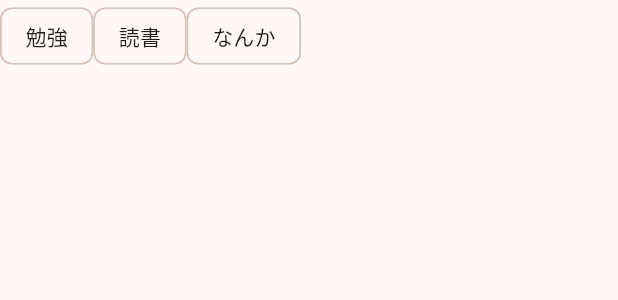
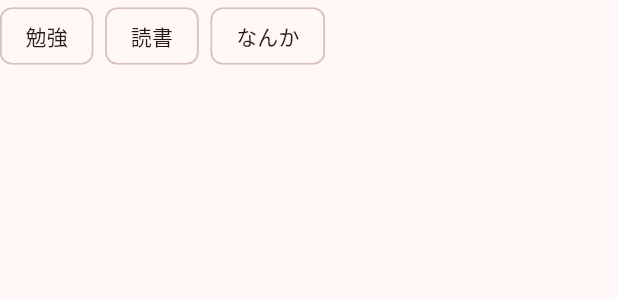
Before and after one commit to canoypa/ketchup, a Flutter app: the CategoryChoice widget shown alone on an empty page, opened directly, on a phone screen of 412 x 824 dp. Shown: the top 300 px of the screen. Run offline on Flutter 3.47's test engine with Material 2 defaults, Android fonts, the phone set to English and light mode, and no system bars; our stand-ins replace flutter_riverpod, go_router, nanoid, simple_circular_progress_bar; generated files the repository leaves out were written again; network calls fail.

Commit message:
余白調整

```diff
--- a/lib/app/history.dart
+++ b/lib/app/history.dart
@@ -25,7 +25,9 @@ class History extends StatelessWidget {
             fontSize: 28,
           ),
         ),
+        SizedBox(height: 16),
         CategoryChoice(),
+        SizedBox(height: 16),
         PomodoroList()
       ],
     );
--- a/lib/components/History/category_choice.dart
+++ b/lib/components/History/category_choice.dart
@@ -22,7 +22,8 @@ class CategoryChoice extends ConsumerWidget {
     return SingleChildScrollView(
       scrollDirection: Axis.horizontal,
       child: Row(
-        children: categories.map((category) {
+        children: categories
+            .map((category) {
               return ChoiceChip(
                 label: Text(
                   category,
@@ -34,7 +35,9 @@ class CategoryChoice extends ConsumerWidget {
                       b ? category : null;
                 },
               );
-        }).toList(),
+            })
+            .expand((c) => [c, const SizedBox(width: 8)])
+            .toList(),
       ),
     );
   }
```
Lines whose indentation alone changed are shown as unchanged.
